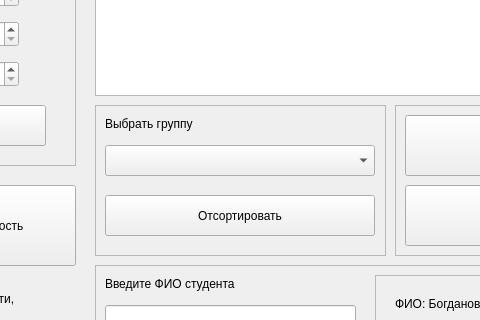
Qt form Lab2/Task2/mainwindow.ui (ahahaharu/OAiP_Labs) before a commit; both pictures show x 185 to 665 and y 385 to 705 of the 1207 by 860 pixel window.
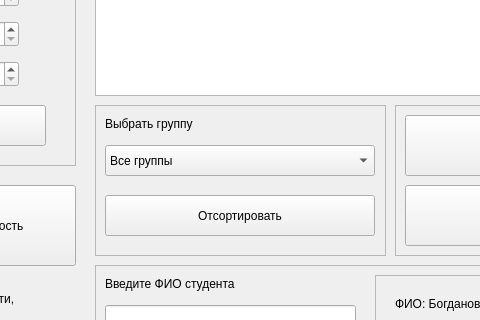
The same form after that commit.

```diff
--- a/Lab2/Task2/mainwindow.ui
+++ b/Lab2/Task2/mainwindow.ui
@@ -634,6 +634,11 @@
        <height>31</height>
       </rect>
      </property>
+     <item>
+      <property name="text">
+       <string>Все группы</string>
+      </property>
+     </item>
     </widget>
     <widget class="QPushButton" name="sort_button">
      <property name="geometry">
```
